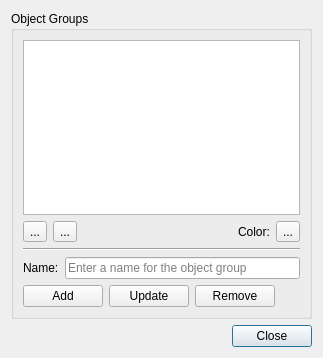
Qt form src/editor/objectgroupsdialog.ui (timbaker/pzworlded) before a commit.
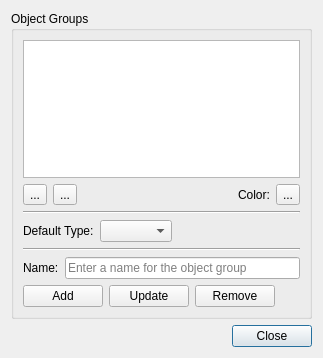
The same form after that commit. Icons and pictures are not drawn. Custom widgets are drawn as their Qt base class.

Commit message:
Added default object type to object groups.
Each WorldObjectGroup has a default ObjectType that can be chosen in the
ObjectGroupsDialog.  It defaults to the null object type.

When creating a new object in the current group, the type of the object is
set to the default type for that group.

What changed in the file:
```diff
--- a/src/editor/objectgroupsdialog.ui
+++ b/src/editor/objectgroupsdialog.ui
@@ -23,7 +23,7 @@
       <item row="0" column="0">
        <widget class="QListWidget" name="view"/>
       </item>
-      <item row="3" column="0">
+      <item row="5" column="0">
        <widget class="QFrame" name="frame_2">
         <property name="frameShape">
          <enum>QFrame::NoFrame</enum>
@@ -52,7 +52,7 @@
         </layout>
        </widget>
       </item>
-      <item row="4" column="0">
+      <item row="6" column="0">
        <widget class="QFrame" name="frame">
         <property name="frameShape">
          <enum>QFrame::NoFrame</enum>
@@ -181,6 +181,45 @@
         </property>
        </widget>
       </item>
+      <item row="4" column="0">
+       <widget class="Line" name="line_2">
+        <property name="orientation">
+         <enum>Qt::Horizontal</enum>
+        </property>
+       </widget>
+      </item>
+      <item row="3" column="0">
+       <widget class="QWidget" name="widget" native="true">
+        <layout class="QHBoxLayout" name="horizontalLayout_4">
+         <property name="margin">
+          <number>0</number>
+         </property>
+         <item>
+          <widget class="QLabel" name="label_3">
+           <property name="text">
+            <string>Default Type:</string>
+           </property>
+          </widget>
+         </item>
+         <item>
+          <widget class="QComboBox" name="objectTypeCombo"/>
+         </item>
+         <item>
+          <spacer name="horizontalSpacer_3">
+           <property name="orientation">
+            <enum>Qt::Horizontal</enum>
+           </property>
+           <property name="sizeHint" stdset="0">
+            <size>
+             <width>40</width>
+             <height>20</height>
+            </size>
+           </property>
+          </spacer>
+         </item>
+        </layout>
+       </widget>
+      </item>
      </layout>
     </widget>
    </item>
```
The commit also changes 14 other files.
